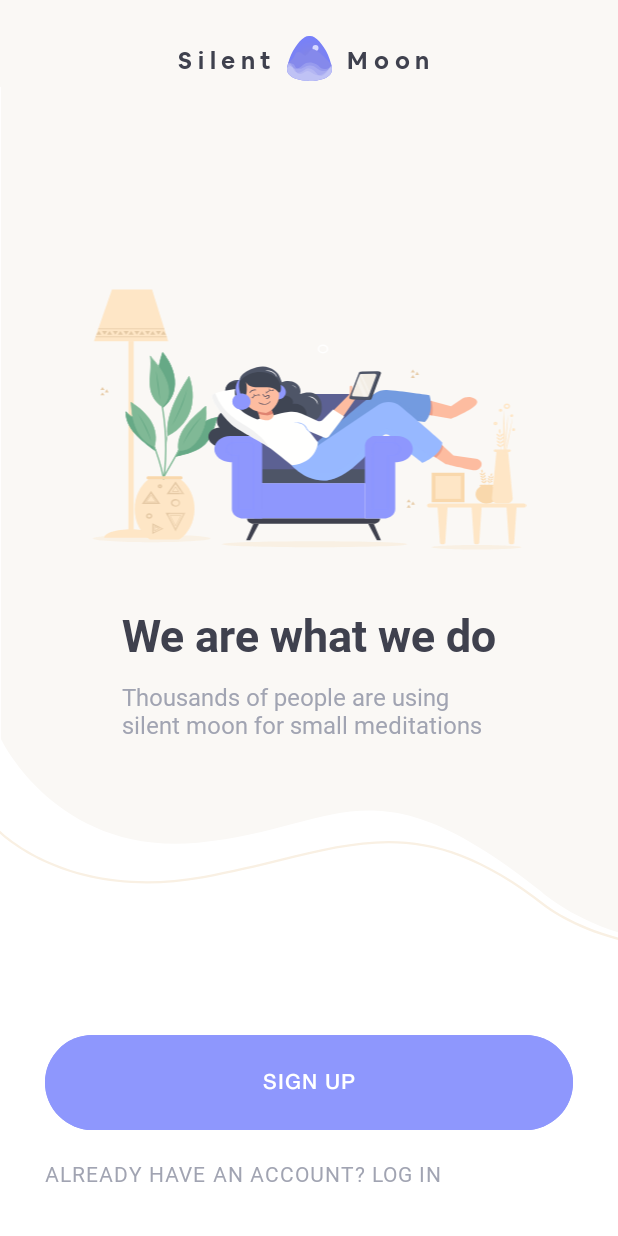
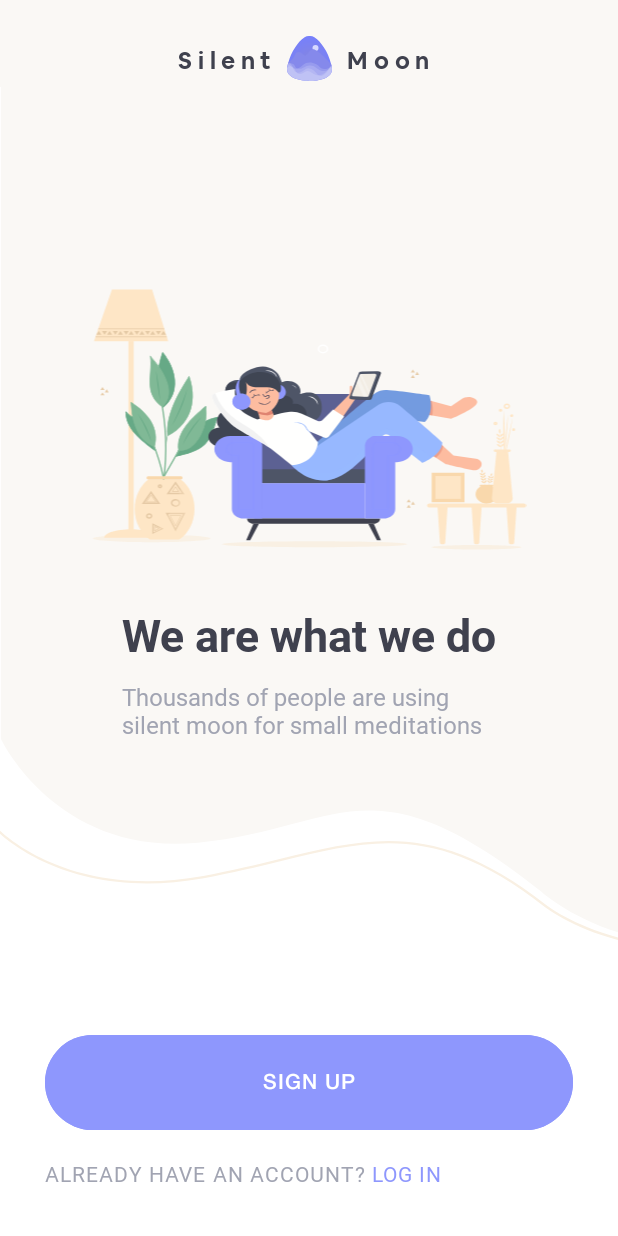
Before and after one commit to Suslanium/SilentMoon, an Android app: the fragment SignUpSignInFragment shown on its own in the app's theme, on a phone screen of 412 x 824 dp. Run offline under Robolectric (Android 15) with nearby library versions, the phone set to English and light mode, and no system bars.

Commit message:
FragmentManager navigation + Clickable text

```diff
--- a/app/src/main/java/com/suslanium/silentmoon/MainActivity.kt
+++ b/app/src/main/java/com/suslanium/silentmoon/MainActivity.kt
@@ -3,11 +3,13 @@ package com.suslanium.silentmoon
 import android.os.Bundle
 import androidx.activity.enableEdgeToEdge
 import androidx.appcompat.app.AppCompatActivity
+import androidx.core.view.WindowCompat
 
 class MainActivity : AppCompatActivity() {
     override fun onCreate(savedInstanceState: Bundle?) {
         enableEdgeToEdge()
         super.onCreate(savedInstanceState)
         setContentView(R.layout.activity_main)
+        WindowCompat.getInsetsController(window, window.decorView.rootView).isAppearanceLightStatusBars = true
     }
 }
--- a/app/src/main/java/com/suslanium/silentmoon/SignUpSignInFragment.kt
+++ b/app/src/main/java/com/suslanium/silentmoon/SignUpSignInFragment.kt
@@ -1,10 +1,16 @@
 package com.suslanium.silentmoon
 
 import android.os.Bundle
+import android.text.SpannableString
+import android.text.Spanned
+import android.text.TextPaint
+import android.text.method.LinkMovementMethod
+import android.text.style.ClickableSpan
 import androidx.fragment.app.Fragment
 import android.view.LayoutInflater
 import android.view.View
 import android.view.ViewGroup
+import androidx.core.content.ContextCompat
 import androidx.core.view.ViewCompat
 import com.suslanium.silentmoon.databinding.FragmentSignUpSignInBinding
 
@@ -20,7 +26,32 @@ class SignUpSignInFragment : Fragment() {
         ViewCompat.setOnApplyWindowInsetsListener(binding.logo, InsetListeners.topListener)
         ViewCompat.setOnApplyWindowInsetsListener(binding.silentLogo, InsetListeners.topListener)
         ViewCompat.setOnApplyWindowInsetsListener(binding.moonLogo, InsetListeners.topListener)
-        ViewCompat.setOnApplyWindowInsetsListener(binding.signUpSignInBottomText, InsetListeners.bottomListener)
+        ViewCompat.setOnApplyWindowInsetsListener(
+            binding.signUpSignInBottomText,
+            InsetListeners.bottomListener
+        )
+
+        binding.signUpButton.setOnClickListener {
+            parentFragmentManager.navigateToFragment(SignUpFragment::class.java)
+        }
+
+        val nonClickableStringPart = ContextCompat.getString(requireContext(), R.string.sign_up_bottom_text_part)
+        val clickableStringPart = ContextCompat.getString(requireContext(), R.string.sign_up_bottom_text_clickable_part)
+        val spannableString = SpannableString("$nonClickableStringPart $clickableStringPart")
+        val clickableSpan = object : ClickableSpan() {
+            override fun updateDrawState(ds: TextPaint) {
+                super.updateDrawState(ds)
+                ds.isUnderlineText = false
+                ds.color = ContextCompat.getColor(requireContext(), R.color.login_button_bg)
+            }
+
+            override fun onClick(p0: View) {
+                parentFragmentManager.navigateToFragment(SignInFragment::class.java)
+            }
+        }
+        spannableString.setSpan(clickableSpan, spannableString.length-clickableStringPart.length, spannableString.length, Spanned.SPAN_EXCLUSIVE_EXCLUSIVE)
+        binding.signUpSignInBottomText.text = spannableString
+        binding.signUpSignInBottomText.movementMethod = LinkMovementMethod.getInstance()
         return binding.root
     }
 }
--- /dev/null
+++ b/app/src/main/res/anim/fragment_close_exit.xml
@@ -0,0 +1,43 @@
+<?xml version="1.0" encoding="utf-8"?>
+<!--
+  Copyright 2020 The Android Open Source Project
+
+  Licensed under the Apache License, Version 2.0 (the "License");
+  you may not use this file except in compliance with the License.
+  You may obtain a copy of the License at
+
+       http://www.apache.org/licenses/LICENSE-2.0
+
+  Unless required by applicable law or agreed to in writing, software
+  distributed under the License is distributed on an "AS IS" BASIS,
+  WITHOUT WARRANTIES OR CONDITIONS OF ANY KIND, either express or implied.
+  See the License for the specific language governing permissions and
+  limitations under the License.
+  -->
+<set xmlns:android="http://schemas.android.com/apk/res/android">
+    <set android:ordering="sequentially">
+        <objectAnimator
+            android:interpolator="@android:anim/linear_interpolator"
+            android:propertyName="alpha"
+            android:valueFrom="1.0" android:valueTo="1.0"
+            android:duration="66" />
+
+        <objectAnimator
+            android:interpolator="@android:anim/linear_interpolator"
+            android:propertyName="alpha"
+            android:valueFrom="1.0" android:valueTo="0.0"
+            android:duration="50"/>
+    </set>
+
+    <objectAnimator
+        android:interpolator="@android:anim/decelerate_interpolator"
+        android:propertyName="scaleX"
+        android:valueFrom="1.0" android:valueTo="0.9"
+        android:duration="300"/>
+
+    <objectAnimator
+        android:interpolator="@android:anim/decelerate_interpolator"
+        android:propertyName="scaleY"
+        android:valueFrom="1.0" android:valueTo="0.9"
+        android:duration="300"/>
+</set>
--- /dev/null
+++ b/app/src/main/res/anim/fragment_open_enter.xml
@@ -0,0 +1,44 @@
+<?xml version="1.0" encoding="utf-8"?>
+<!--
+  Copyright 2020 The Android Open Source Project
+
+  Licensed under the Apache License, Version 2.0 (the "License");
+  you may not use this file except in compliance with the License.
+  You may obtain a copy of the License at
+
+       http://www.apache.org/licenses/LICENSE-2.0
+
+  Unless required by applicable law or agreed to in writing, software
+  distributed under the License is distributed on an "AS IS" BASIS,
+  WITHOUT WARRANTIES OR CONDITIONS OF ANY KIND, either express or implied.
+  See the License for the specific language governing permissions and
+  limitations under the License.
+  -->
+<set xmlns:android="http://schemas.android.com/apk/res/android">
+    <set android:ordering="sequentially">
+        <objectAnimator
+            android:interpolator="@android:anim/linear_interpolator"
+            android:propertyName="alpha"
+            android:valueFrom="0.0" android:valueTo="0.0"
+            android:duration="50" />
+
+        <objectAnimator
+            android:interpolator="@android:anim/linear_interpolator"
+            android:propertyName="alpha"
+            android:valueFrom="0.0" android:valueTo="1.0"
+            android:duration="50"/>
+    </set>
+
+    <objectAnimator
+        android:interpolator="@android:anim/decelerate_interpolator"
+        android:propertyName="scaleX"
+        android:valueFrom="0.85" android:valueTo="1.0"
+        android:duration="300"/>
+
+    <objectAnimator
+        android:interpolator="@android:anim/decelerate_interpolator"
+        android:propertyName="scaleY"
+        android:valueFrom="0.85" android:valueTo="1.0"
+        android:duration="300"/>
+
+</set>
--- a/app/src/main/res/layout/activity_main.xml
+++ b/app/src/main/res/layout/activity_main.xml
@@ -3,7 +3,7 @@
     xmlns:app="http://schemas.android.com/apk/res-auto"
     xmlns:tools="http://schemas.android.com/tools"
     android:id="@+id/fragmentContainerView"
-    android:name="com.suslanium.silentmoon.SignUpFragment"
+    android:name="com.suslanium.silentmoon.SignUpSignInFragment"
     android:layout_width="match_parent"
     android:layout_height="match_parent"
     app:layout_constraintBottom_toBottomOf="parent"
@@ -11,4 +11,4 @@
     app:layout_constraintStart_toStartOf="parent"
     app:layout_constraintTop_toTopOf="parent"
     tools:context=".MainActivity"
-    tools:layout="@layout/fragment_sign_up" />
+    tools:layout="@layout/fragment_sign_up_sign_in" />
--- a/app/src/main/res/layout/fragment_sign_in.xml
+++ b/app/src/main/res/layout/fragment_sign_in.xml
@@ -244,9 +244,10 @@
             android:letterSpacing="0.05"
             android:lines="1"
             android:paddingBottom="32dp"
-            android:text="@string/log_in_bottom_text"
+            android:text="@string/log_in_bottom_text_part"
             android:textAlignment="center"
             android:textColor="@color/secondary_text"
+            android:textColorHighlight="@color/transparent"
             android:textSize="14sp"
             app:layout_constraintBottom_toBottomOf="parent"
             app:layout_constraintEnd_toEndOf="parent"
--- a/app/src/main/res/layout/fragment_sign_up_sign_in.xml
+++ b/app/src/main/res/layout/fragment_sign_up_sign_in.xml
@@ -140,9 +140,10 @@
         android:fontFamily="@font/roboto_regular"
         android:letterSpacing="0.05"
         android:paddingBottom="32dp"
-        android:text="@string/sign_up_bottom_text"
+        android:text="@string/sign_up_bottom_text_part"
         android:textAlignment="center"
         android:textColor="@color/secondary_text"
+        android:textColorHighlight="@color/transparent"
         android:textSize="14sp"
         app:layout_constraintBottom_toBottomOf="parent"
         app:layout_constraintEnd_toEndOf="@id/sign_up_button"
--- a/app/src/main/res/values/colors.xml
+++ b/app/src/main/res/values/colors.xml
@@ -7,7 +7,7 @@
     <color name="sign_up_sign_in_bg">#FAF8F5</color>
     <color name="login_button_bg">#8E97FD</color>
     <color name="facebook">#7583CA</color>
-    <color name="transparent">#00000000</color>
+    <color name="transparent">#00FFFFFF</color>
     <color name="border_color">#EBEAEC</color>
     <color name="credentials_field_fill">#F2F3F7</color>
     <color name="checked_color">#6CB28E</color>
--- a/app/src/main/res/values/strings.xml
+++ b/app/src/main/res/values/strings.xml
@@ -6,7 +6,8 @@
     <string name="onboarding_msg">Thousands of people are using silent moon for small meditations</string>
     <string name="sign_up">SIGN UP</string>
     <string name="log_in">LOG IN</string>
-    <string name="sign_up_bottom_text">ALREADY HAVE AN ACCOUNT? LOG IN</string>
+    <string name="sign_up_bottom_text_part">ALREADY HAVE AN ACCOUNT?</string>
+    <string name="sign_up_bottom_text_clickable_part">LOG IN</string>
     <string name="welcome_back">Welcome Back!</string>
     <string name="facebook_log_in">CONTINUE WITH FACEBOOK</string>
     <string name="google_log_in">CONTINUE WITH GOOGLE⠀⠀</string>
@@ -15,9 +16,12 @@
     <string name="email_hint">Email address</string>
     <string name="password_hint">Password</string>
     <string name="forgot_password">Forgot Password?</string>
-    <string name="log_in_bottom_text">DON\'T HAVE AN ACCOUNT? SIGN UP</string>
+    <string name="log_in_bottom_text_part">DON\'T HAVE AN ACCOUNT?</string>
+    <string name="log_in_bottom_text_clickable_part">SIGN UP</string>
     <string name="create_account">Create your account</string>
-    <string name="privacy_policy_confirmation">I HAVE READ THE PRIVACY POLICY</string>
+    <string name="privacy_policy_confirmation_part">I HAVE READ THE</string>
+    <string name="privacy_policy_confirmation_clickable_part">PRIVACY POLICY</string>
     <string name="get_started">GET STARTED</string>
     <string name="name_hint">Name</string>
+    <string name="privacy_policy_stub">Тут будет политика конфиденциальности</string>
 </resources>
```
Also changed, not shown: app/src/main/java/com/suslanium/silentmoon/NavigationUtils.kt (added, +13 -0 lines), app/src/main/java/com/suslanium/silentmoon/SignInFragment.kt (+24 -0 lines), app/src/main/java/com/suslanium/silentmoon/SignUpFragment.kt (+25 -0 lines), app/src/main/res/layout/fragment_sign_up.xml (+4 -3 lines).
